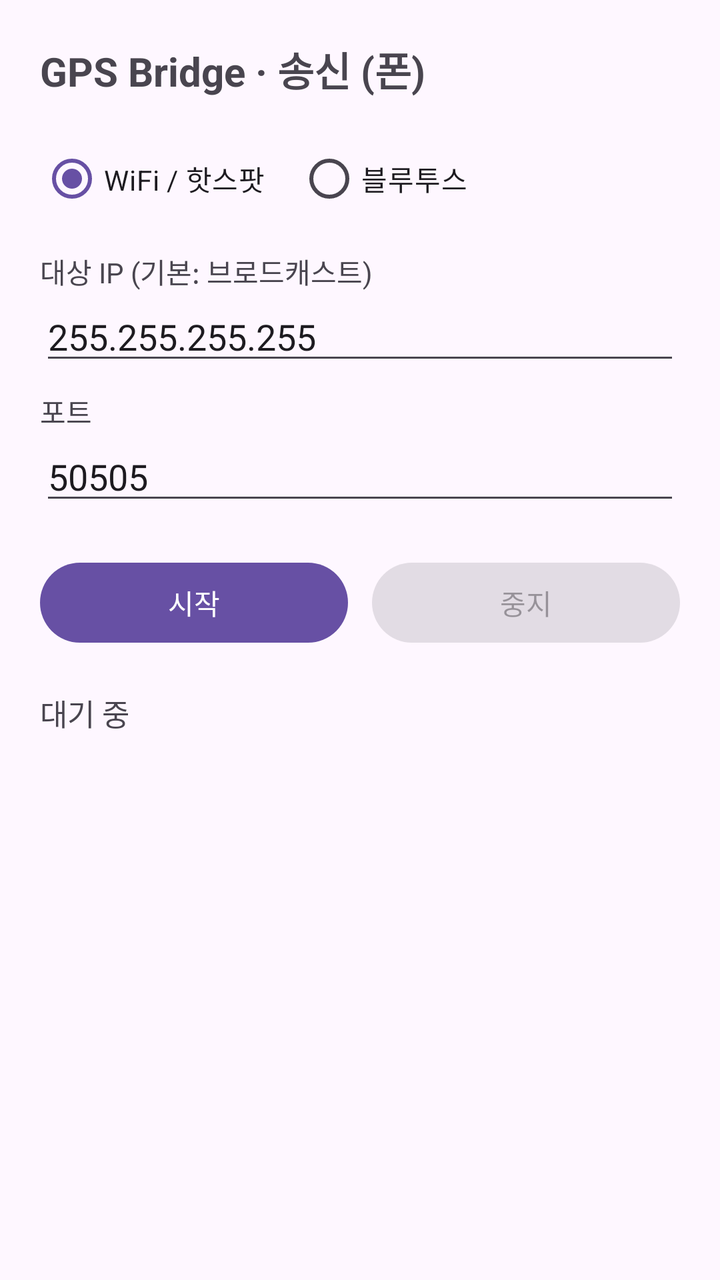
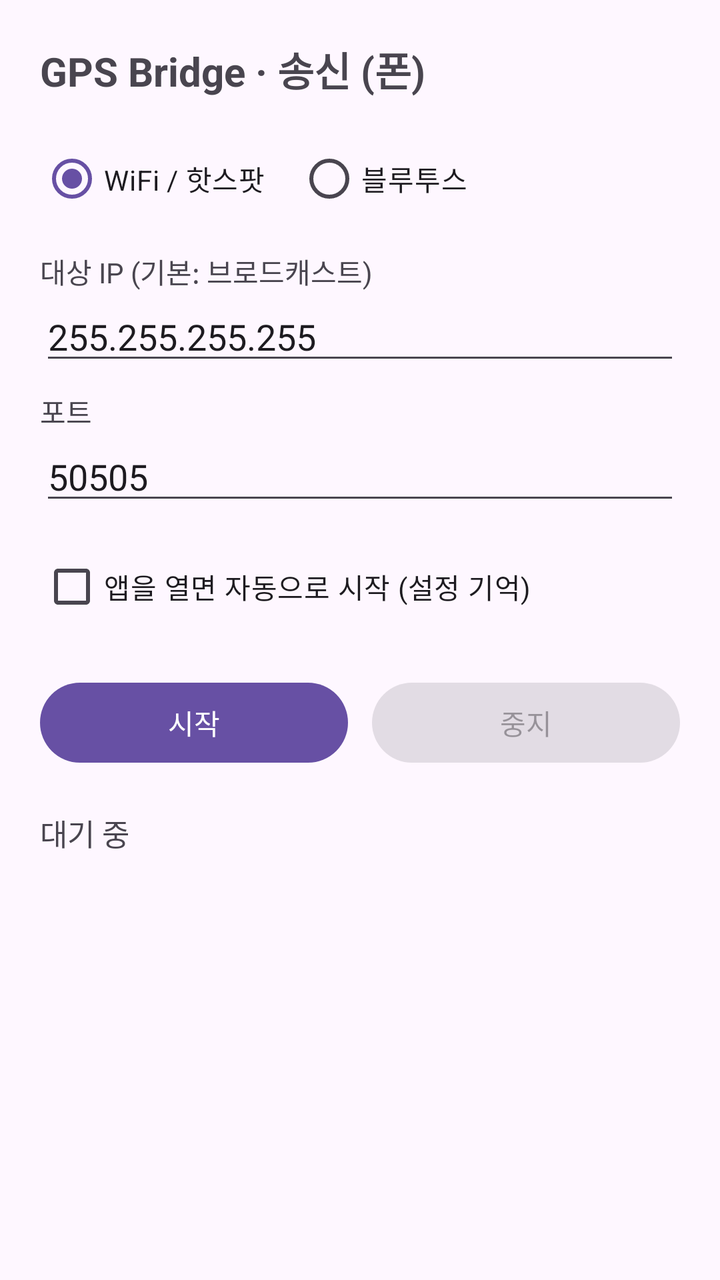

Before-and-after screenshots of an Android layout around one commit, followed by the original layout XML and the change that was made.
<!-- AndroidManifest.xml: application theme Theme.Material3.DayNight.NoActionBar -->
<!-- res/layout/activity_main.xml -->
<?xml version="1.0" encoding="utf-8"?>
<ScrollView xmlns:android="http://schemas.android.com/apk/res/android"
    android:layout_width="match_parent"
    android:layout_height="match_parent">

    <LinearLayout
        android:layout_width="match_parent"
        android:layout_height="wrap_content"
        android:orientation="vertical"
        android:padding="20dp">

        <TextView
            android:id="@+id/txtTitle"
            android:layout_width="wrap_content"
            android:layout_height="wrap_content"
            android:text="GPS Bridge · 송신 (폰)"
            android:textSize="20sp"
            android:textStyle="bold"
            android:paddingBottom="16dp" />

        <RadioGroup
            android:id="@+id/modeGroup"
            android:layout_width="match_parent"
            android:layout_height="wrap_content"
            android:orientation="horizontal">

            <RadioButton
                android:id="@+id/radioWifi"
                android:layout_width="wrap_content"
                android:layout_height="wrap_content"
                android:checked="true"
                android:text="WiFi / 핫스팟" />

            <RadioButton
                android:id="@+id/radioBt"
                android:layout_width="wrap_content"
                android:layout_height="wrap_content"
                android:layout_marginStart="16dp"
                android:text="블루투스" />
        </RadioGroup>

        
        <LinearLayout
            android:id="@+id/wifiBox"
            android:layout_width="match_parent"
            android:layout_height="wrap_content"
            android:orientation="vertical"
            android:paddingTop="12dp">

            <TextView
                android:layout_width="wrap_content"
                android:layout_height="wrap_content"
                android:text="대상 IP (기본: 브로드캐스트)" />

            <EditText
                android:id="@+id/editHost"
                android:layout_width="match_parent"
                android:layout_height="wrap_content"
                android:inputType="text"
                android:text="255.255.255.255" />

            <TextView
                android:layout_width="wrap_content"
                android:layout_height="wrap_content"
                android:paddingTop="8dp"
                android:text="포트" />

            <EditText
                android:id="@+id/editPort"
                android:layout_width="match_parent"
                android:layout_height="wrap_content"
                android:inputType="number"
                android:text="50505" />
        </LinearLayout>

        
        <LinearLayout
            android:id="@+id/btBox"
            android:layout_width="match_parent"
            android:layout_height="wrap_content"
            android:orientation="vertical"
            android:paddingTop="12dp"
            android:visibility="gone">

            <TextView
                android:layout_width="wrap_content"
                android:layout_height="wrap_content"
                android:text="페어링된 태블릿 선택" />

            <Spinner
                android:id="@+id/spinnerBt"
                android:layout_width="match_parent"
                android:layout_height="wrap_content" />
        </LinearLayout>

        <LinearLayout
            android:layout_width="match_parent"
            android:layout_height="wrap_content"
            android:orientation="horizontal"
            android:paddingTop="20dp">

            <Button
                android:id="@+id/btnStart"
                android:layout_width="0dp"
                android:layout_height="wrap_content"
                android:layout_weight="1"
                android:text="시작" />

            <Button
                android:id="@+id/btnStop"
                android:layout_width="0dp"
                android:layout_height="wrap_content"
                android:layout_marginStart="12dp"
                android:layout_weight="1"
                android:enabled="false"
                android:text="중지" />
        </LinearLayout>

        <TextView
            android:id="@+id/txtStatus"
            android:layout_width="match_parent"
            android:layout_height="wrap_content"
            android:paddingTop="20dp"
            android:text="대기 중"
            android:textSize="15sp" />
    </LinearLayout>
</ScrollView>
<!-- resources referenced by this layout -->
<resources>

</resources>

<!-- the commit's change to res/layout/activity_main.xml (unified diff, before → after) -->
@@ -93,6 +93,13 @@
                 android:layout_height="wrap_content" />
         </LinearLayout>
 
+        <CheckBox
+            android:id="@+id/chkAutoStart"
+            android:layout_width="match_parent"
+            android:layout_height="wrap_content"
+            android:layout_marginTop="12dp"
+            android:text="앱을 열면 자동으로 시작 (설정 기억)" />
+
         <LinearLayout
             android:layout_width="match_parent"
             android:layout_height="wrap_content"
